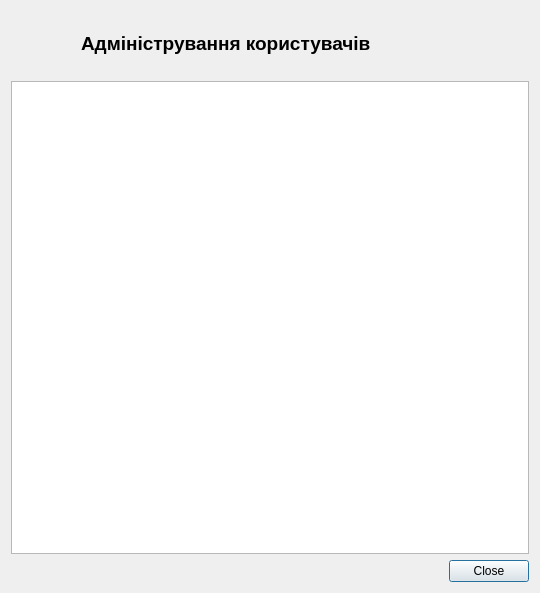
Above: Gandalf/Users/userlistdialog.ui from rust3128/WhiteTower before the change. Below: the same form after it.
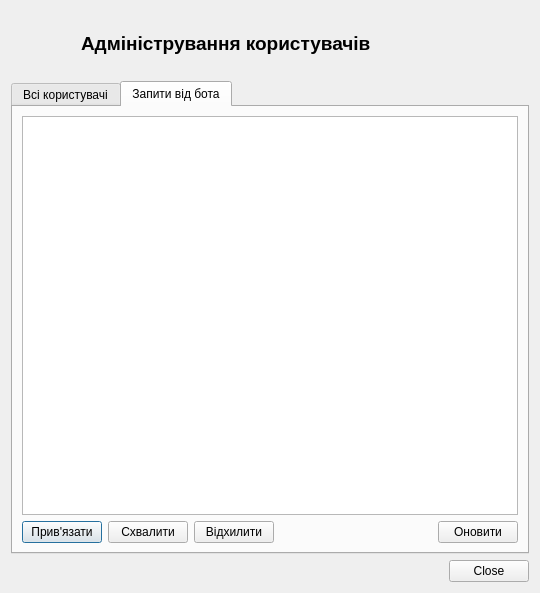
That is the form after the change. Icons and pictures are not drawn.

What changed in the file:
```diff
--- a/Gandalf/Users/userlistdialog.ui
+++ b/Gandalf/Users/userlistdialog.ui
@@ -39,7 +39,7 @@
      </property>
     </widget>
    </item>
-   <item row="0" column="1" colspan="2">
+   <item row="0" column="1">
     <widget class="QLabel" name="labelTitle">
      <property name="font">
       <font>
@@ -52,8 +52,18 @@
      </property>
     </widget>
    </item>
-   <item row="1" column="0" colspan="3">
-    <widget class="QTableView" name="tableView">
+   <item row="1" column="0" colspan="2">
+    <widget class="QTabWidget" name="tabWidget">
+     <property name="currentIndex">
+      <number>1</number>
+     </property>
+     <widget class="QWidget" name="tabAllUsers">
+      <attribute name="title">
+       <string>Всі користувачі</string>
+      </attribute>
+      <layout class="QGridLayout" name="gridLayout_2">
+       <item row="0" column="0">
+        <widget class="QTableView" name="tableViewUsers">
      <property name="editTriggers">
       <set>QAbstractItemView::EditTrigger::NoEditTriggers</set>
      </property>
@@ -68,7 +78,62 @@
      </property>
     </widget>
    </item>
-   <item row="2" column="0" colspan="3">
+      </layout>
+     </widget>
+     <widget class="QWidget" name="tabBotRequests">
+      <attribute name="title">
+       <string>Запити від бота</string>
+      </attribute>
+      <layout class="QGridLayout" name="gridLayout_3">
+       <item row="1" column="0">
+        <widget class="QPushButton" name="pushButtonLinkBot">
+         <property name="text">
+          <string>Прив'язати</string>
+         </property>
+        </widget>
+       </item>
+       <item row="0" column="0" colspan="5">
+        <widget class="QTableView" name="tableViewRequests"/>
+       </item>
+       <item row="1" column="4">
+        <widget class="QPushButton" name="pushButtonrefreshRequests">
+         <property name="text">
+          <string>Оновити</string>
+         </property>
+        </widget>
+       </item>
+       <item row="1" column="2">
+        <widget class="QPushButton" name="pushButtonRejectBot">
+         <property name="text">
+          <string>Відхилити</string>
+         </property>
+        </widget>
+       </item>
+       <item row="1" column="1">
+        <widget class="QPushButton" name="pushButtonApproveBot">
+         <property name="text">
+          <string>Схвалити</string>
+         </property>
+        </widget>
+       </item>
+       <item row="1" column="3">
+        <spacer name="horizontalSpacer">
+         <property name="orientation">
+          <enum>Qt::Orientation::Horizontal</enum>
+         </property>
+         <property name="sizeHint" stdset="0">
+          <size>
+           <width>40</width>
+           <height>20</height>
+          </size>
+         </property>
+        </spacer>
+       </item>
+      </layout>
+     </widget>
+    </widget>
+   </item>
+   <item row="2" column="0" colspan="2">
     <widget class="QDialogButtonBox" name="buttonBox">
      <property name="standardButtons">
       <set>QDialogButtonBox::StandardButton::Close</set>
```
Lines whose indentation alone changed are shown as unchanged.
